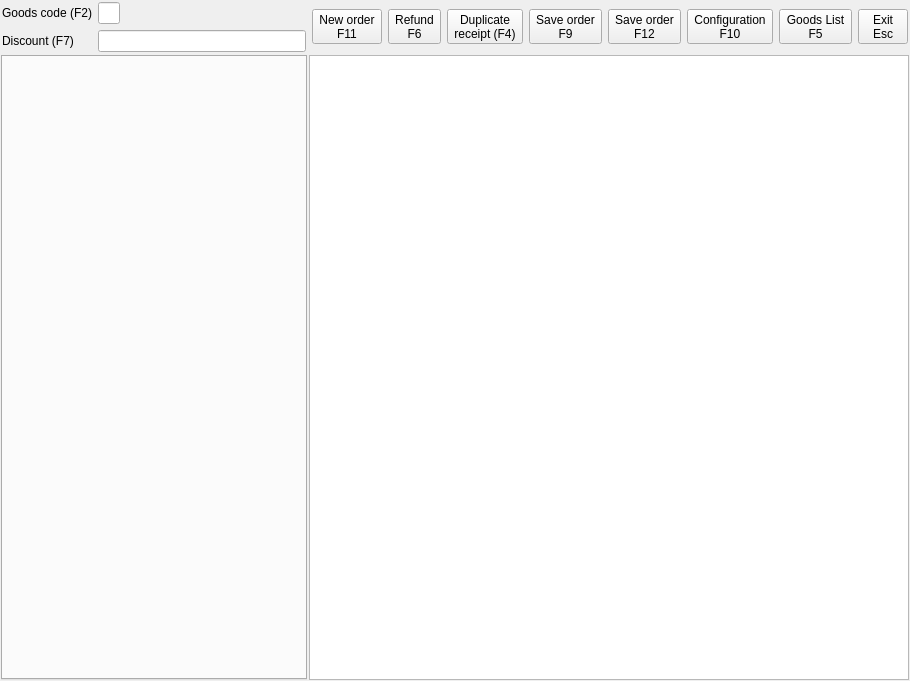
Before: the Qt Designer form Shop/working.ui in End1-1/Cafe5, drawn with Qt 5.
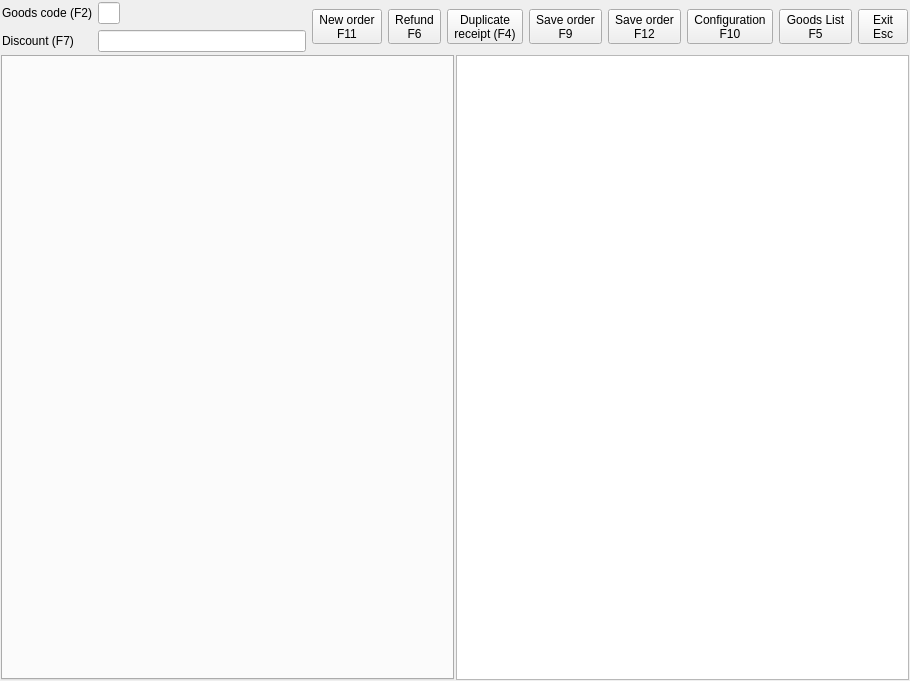
After: the same form once the commit is applied. Icons and pictures are not drawn.

```diff
--- a/Shop/working.ui
+++ b/Shop/working.ui
@@ -40,13 +40,13 @@
     <widget class="QWidget" name="wGoods" native="true">
      <property name="minimumSize">
       <size>
-       <width>600</width>
+       <width>0</width>
        <height>0</height>
       </size>
      </property>
      <property name="maximumSize">
       <size>
-       <width>600</width>
+       <width>16777215</width>
        <height>16777215</height>
       </size>
      </property>
@@ -67,12 +67,20 @@
        <widget class="QTableWidget" name="tblGoods">
         <property name="font">
          <font>
-          <pointsize>12</pointsize>
+          <pointsize>14</pointsize>
+          <weight>75</weight>
+          <bold>true</bold>
          </font>
         </property>
         <property name="focusPolicy">
          <enum>Qt::NoFocus</enum>
         </property>
+        <property name="verticalScrollBarPolicy">
+         <enum>Qt::ScrollBarAlwaysOff</enum>
+        </property>
+        <property name="horizontalScrollBarPolicy">
+         <enum>Qt::ScrollBarAlwaysOff</enum>
+        </property>
         <property name="editTriggers">
          <set>QAbstractItemView::NoEditTriggers</set>
         </property>
```
